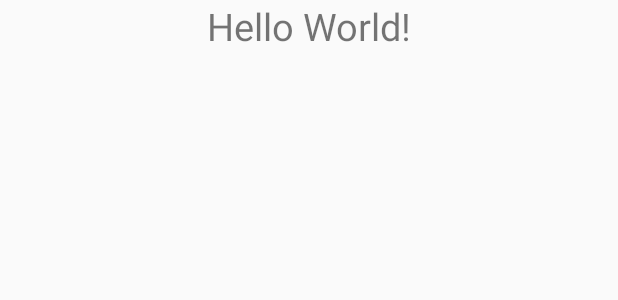
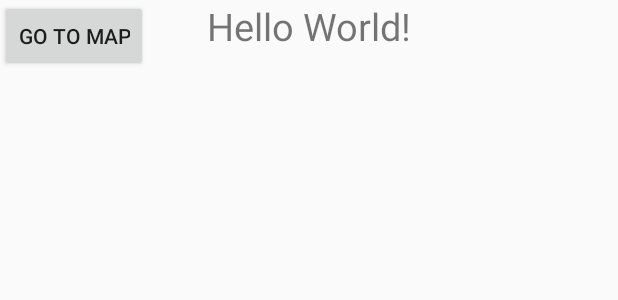
Before and after one commit to Speuce/engadine, an Android app: the layout activity_main2.xml on its own in the app's theme, with its tools: preview values and no code run, on a phone screen of 412 x 824 dp. Shown: the top 300 px of the screen. Run offline under Robolectric (Android 15) with nearby library versions, the phone set to English and light mode, and no system bars.

Commit message:
Map Addition
Added map transition but is only working on a physical phone for some reason

```diff
--- a/AaronHelpsMe/app/build.gradle
+++ b/AaronHelpsMe/app/build.gradle
@@ -22,6 +22,7 @@
     implementation fileTree(dir: 'libs', include: ['*.jar'])
     implementation 'com.android.support:appcompat-v7:28.0.0-alpha3'
     implementation 'com.android.support.constraint:constraint-layout:1.1.2'
+    implementation 'com.google.android.gms:play-services-maps:15.0.1'
     testImplementation 'junit:junit:4.12'
     androidTestImplementation 'com.android.support.test:runner:1.0.2'
     androidTestImplementation 'com.android.support.test.espresso:espresso-core:3.0.2'
--- a/AaronHelpsMe/app/src/main/res/layout/activity_main2.xml
+++ b/AaronHelpsMe/app/src/main/res/layout/activity_main2.xml
@@ -19,5 +19,17 @@
         app:layout_constraintRight_toRightOf="parent"
         />
 
+    <Button
+        android:id="@+id/nextbtn"
+        android:layout_width="wrap_content"
+        android:layout_height="wrap_content"
+        android:layout_below="@+id/tvd"
+        android:layout_centerHorizontal="true"
+        android:layout_marginTop="109dp"
+        android:text="Go to Map"
+        tools:layout_editor_absoluteX="148dp"
+        tools:layout_editor_absoluteY="266dp" />
+
+
 
 </android.support.constraint.ConstraintLayout>
--- a/AaronHelpsMe/app/src/main/res/values/strings.xml
+++ b/AaronHelpsMe/app/src/main/res/values/strings.xml
@@ -1,3 +1,4 @@
 <resources>
     <string name="app_name">AaronHelpsMe</string>
+    <string name="title_activity_maps">Map</string>
 </resources>
```
Also changed, not shown: AaronHelpsMe/app/src/debug/res/values/google_maps_api.xml (added, +24 -0 lines), AaronHelpsMe/app/src/main/AndroidManifest.xml (+23 -1 lines), AaronHelpsMe/app/src/main/java/com/example/ben/aaronhelpsme/Main2Activity.java (+28 -0 lines), AaronHelpsMe/app/src/main/java/com/example/ben/aaronhelpsme/MapsActivity.java (added, +47 -0 lines), AaronHelpsMe/app/src/main/res/layout/activity_maps.xml (added, +9 -0 lines), 1 other file.
